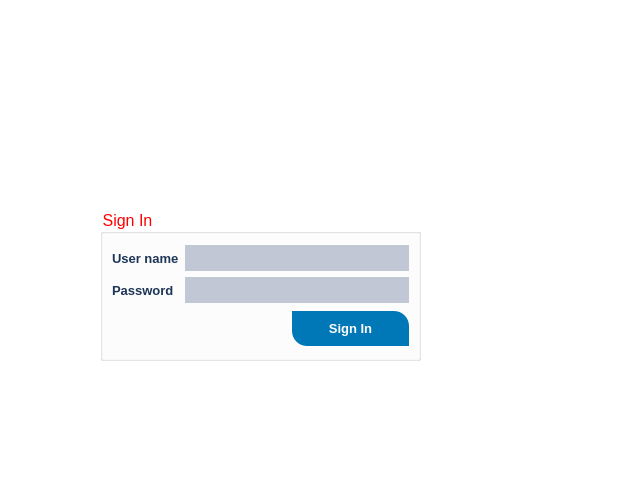
Qt form src/qt/aha/loginwin.ui (katetaylor1993/CSE3311-Project) before a commit.
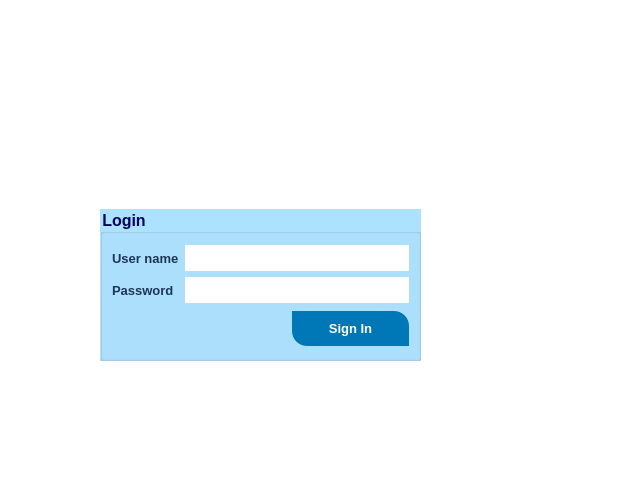
The same form after that commit. Icons and pictures are not drawn.

Patch:
```diff
--- a/src/qt/aha/loginwin.ui
+++ b/src/qt/aha/loginwin.ui
@@ -13,6 +13,9 @@
   <property name="windowTitle">
    <string>Sign in to Aha</string>
   </property>
+  <property name="autoFillBackground">
+   <bool>false</bool>
+  </property>
   <property name="styleSheet">
    <string notr="true">/*Copyright (c) DevSec Studio. All rights reserved.
 
@@ -36,11 +39,15 @@
 OUT OF OR IN CONNECTION WITH THE SOFTWARE OR THE USE OR OTHER DEALINGS IN THE SOFTWARE.
 */
 
+QDialog{
+background-image: url(:/image/image/bg.png);
+}
+
 /*-----QWidget-----*/
 QWidget
 {
-	background-color: #fff;
-	color: red;
+	background-color: #ffffff;
+	color: #023E8A;
 
 }
 
@@ -477,7 +484,7 @@
 }
 </string>
   </property>
-  <widget class="QWidget" name="">
+  <widget class="QWidget" name="layoutWidget">
    <property name="geometry">
     <rect>
      <x>100</x>
@@ -524,474 +531,21 @@
       <property name="font">
        <font>
         <pointsize>12</pointsize>
+        <weight>75</weight>
+        <italic>false</italic>
+        <bold>true</bold>
+        <underline>false</underline>
        </font>
       </property>
       <property name="styleSheet">
-       <string notr="true">/*Copyright (c) DevSec Studio. All rights reserved.
-
-MIT License
-
-Permission is hereby granted, free of charge, to any person obtaining a copy
-of this software and associated documentation files (the &quot;Software&quot;), to deal
-in the Software without restriction, including without limitation the rights
-to use, copy, modify, merge, publish, distribute, sublicense, and/or sell
-copies of the Software, and to permit persons to whom the Software is
-furnished to do so, subject to the following conditions:
-
-The above copyright notice and this permission notice shall be included in all
-copies or substantial portions of the Software.
-
-THE SOFTWARE IS PROVIDED *AS IS*, WITHOUT WARRANTY OF ANY KIND, EXPRESS OR
-IMPLIED, INCLUDING BUT NOT LIMITED TO THE WARRANTIES OF MERCHANTABILITY,
-FITNESS FOR A PARTICULAR PURPOSE AND NONINFRINGEMENT. IN NO EVENT SHALL THE
-AUTHORS OR COPYRIGHT HOLDERS BE LIABLE FOR ANY CLAIM, DAMAGES OR OTHER
-LIABILITY, WHETHER IN AN ACTION OF CONTRACT, TORT OR OTHERWISE, ARISING FROM,
-OUT OF OR IN CONNECTION WITH THE SOFTWARE OR THE USE OR OTHER DEALINGS IN THE SOFTWARE.
-*/
-
-/*-----QWidget-----*/
-QWidget
+       <string notr="true">QGroupBox
 {
-	background-color: #fff;
-	color: red;
-
-}
-
-
-/*-----QLabel-----*/
-QLabel
-{
-	background-color: transparent;
-	color: #1D3557;
-	font-weight: bold;
-	font-size: 13px;
-
-}
-
-
-/*-----QPushButton-----*/
-QPushButton
-{
-	background-color: #0077B6;
-	color: #fff;
-	font-size: 13px;
-	font-weight: bold;
-	border-top-right-radius: 15px;
-	border-top-left-radius: 0px;
-	border-bottom-right-radius: 0px;
-	border-bottom-left-radius: 15px;
-	padding: 10px;
-
-}
-
-
-QPushButton::disabled
-{
-	background-color: #5c5c5c;
-
-}
-
-
-QPushButton::hover
-{
-	background-color: #00B4D8;
-
-}
-
-
-QPushButton::pressed
-{
-	background-color: #023E8A;
-
-}
-
-
-/*-----QCheckBox-----*/
-QCheckBox
-{
-	background-color: transparent;
-	color: #0077B6;
-	font-size: 10px;
-	font-weight: bold;
-	border: none;
-	border-radius: 5px;
-
-}
-
-
-/*-----QCheckBox-----*/
-QCheckBox::indicator
-{
-    background-color: #323232;
-    border: 1px solid darkgray;
-    width: 12px;
-    height: 12px;
-
-}
-
-
-QCheckBox::indicator:checked
-{
-    image:url(&quot;./ressources/check.png&quot;);
-	background-color: #0077B6;
-    border: 1px solid #0077B6;
-
-}
-
-
-QCheckBox::indicator:unchecked:hover
-{
-    border: 1px solid #0077B6;
-
-}
-
-
-QCheckBox::disabled
-{
-	color: #656565;
-
-}
-
-
-QCheckBox::indicator:disabled
-{
-	background-color: #656565;
-	color: #656565;
-    border: 1px solid #656565;
-
-}
-
-
-/*-----QLineEdit-----*/
-QLineEdit
-{
-	background-color: #c2c7d5;
-	color: #2a547f;
-	border: none;
-	padding: 5px;
-
-}
-
-
-/*-----QListView-----*/
-QListView
-{
-	background-color: #0077B6;
-	color: #fff;
-	font-size: 14px;
-	font-weight: bold;
-	show-decoration-selected: 0;
-	border-radius: 4px;
-	padding-left: -15px;
-	padding-right: -15px;
-	padding-top: 5px;
-
-} 
-
-
-QListView:disabled 
-{
-	background-color: #5c5c5c;
-
-}
-
-
-QListView::item
-{
-	background-color: #454e5e;
-	border: none;
-	padding: 10px;
-	border-radius: 0px;
-	padding-left : 10px;
-	height: 32px;
-
-}
-
-
-QListView::item:selected
-{
-	color: #000;
-	background-color: #fff;
-
-}
-
-
-QListView::item:!selected
-{
-	color:white;
-	background-color: transparent;
-	border: none;
-	padding-left : 10px;
-
-}
-
-
-QListView::item:!selected:hover
-{
-	color: #fff;
-	background-color: #00B4D8;
-	border: none;
-	padding-left : 10px;
-
-}
-
-
-/*-----QTreeView-----*/
-QTreeView 
-{
-	background-color: #fff;
-	show-decoration-selected: 0;
-	color: #1D3557;
-
-}
-
-
-QTreeView:disabled
-{
-	background-color: #242526;
-	show-decoration-selected: 0;
-
-}
-
-
-QTreeView::item 
-{
-	border-top-color: transparent;
-	border-bottom-color: transparent;
-
-}
-
-
-QTreeView::item:hover 
-{
-	background-color: #bcbdbb;
-	color: #000;
-
-}
-
-
-QTreeView::item:selected 
-{
-	background-color: #0077B6;
-	color: #fff;
-
-}
-
-
-QTreeView::item:selected:active
-{
-	background-color: #0077B6;
-	color: #fff;
-
-}
-
-
-QTreeView::item:selected:disabled
-{
-	background-color: #525251;
-	color: #656565;
-
-}
-
-
-QTreeView::branch:has-children:!has-siblings:closed,
-QTreeView::branch:closed:has-children:has-siblings 
-{
-	image: url(://tree-closed.png);
-
-}
-
-QTreeView::branch:open:has-children:!has-siblings,
-QTreeView::branch:open:has-children:has-siblings  
-{
-	image: url(://tree-open.png);
-
-}
-
-
-/*-----QTableView &amp; QTableWidget-----*/
-QTableView
-{
-    background-color: #fff;
-	border: 1px solid gray;
-    color: #1D3557;
-    gridline-color: gray;
-    outline : 0;
-
-}
-
-
-QTableView::disabled
-{
-    background-color: #242526;
-    border: 1px solid #32414B;
-    color: #656565;
-    gridline-color: #656565;
-    outline : 0;
-
-}
-
-
-QTableView::item:hover 
-{
-    background-color: #bcbdbb;
-    color: #000;
-
-}
-
-
-QTableView::item:selected 
-{
-	background-color: #0077B6;
-    color: #fff;
-
-}
-
-
-QTableView::item:selected:disabled
-{
-    background-color: #1a1b1c;
-    border: 2px solid #525251;
-    color: #656565;
-
-}
-
-
-QTableCornerButton::section
-{
-	background-color: #ced5e3;
-	border: none;
-    color: #fff;
-
-}
-
-
-QHeaderView::section
-{
-	color: #2a547f;
-	border: 0px;
-	background-color: #ced5e3;
-	padding: 5px;
-
-}
-
-
-QHeaderView::section:disabled
-{
-    background-color: #525251;
-    color: #656565;
-
-}
-
-
-QHeaderView::section:checked
-{
-    color: #fff;
-    background-color: #0077B6;
-
-}
-
-
-QHeaderView::section:checked:disabled
-{
-    color: #656565;
-    background-color: #525251;
-
-}
-
-
-QHeaderView::section::vertical::first,
-QHeaderView::section::vertical::only-one
-{
-    border-top: 1px solid #353635;
-
-}
-
-
-QHeaderView::section::vertical
-{
-    border-top: 1px solid #353635;
-
-}
-
-
-QHeaderView::section::horizontal::first,
-QHeaderView::section::horizontal::only-one
-{
-    border-left: 1px solid #353635;
-
-}
-
-
-QHeaderView::section::horizontal
-{
-    border-left: 1px solid #353635;
-
-}
-
-
-/*-----QScrollBar-----*/
-QScrollBar:horizontal 
-{
-    background-color: transparent;
-    height: 8px;
-    margin: 0px;
-    padding: 0px;
-
-}
-
-
-QScrollBar::handle:horizontal 
-{
-    border: none;
-	min-width: 100px;
-    background-color: #7e92b7;
-
-}
-
-
-QScrollBar::add-line:horizontal, 
-QScrollBar::sub-line:horizontal,
-QScrollBar::add-page:horizontal, 
-QScrollBar::sub-page:horizontal 
-{
-    width: 0px;
-    background-color: #d8dce6;
-
-}
-
-
-QScrollBar:vertical 
-{
-    background-color: transparent;
-    width: 8px;
-    margin: 0;
-
-}
-
-
-QScrollBar::handle:vertical 
-{
-    border: none;
-	min-height: 100px;
-    background-color: #7e92b7;
-
-}
-
-
-QScrollBar::add-line:vertical, 
-QScrollBar::sub-line:vertical,
-QScrollBar::add-page:vertical, 
-QScrollBar::sub-page:vertical 
-{
-    height: 0px;
-    background-color: #d8dce6;
-
-}
-</string>
+	background: #ADE2FF;
+	color: #03045E
+}</string>
       </property>
       <property name="title">
-       <string>Sign In</string>
+       <string>Login</string>
       </property>
       <layout class="QVBoxLayout" name="verticalLayout">
        <item>
@@ -1017,10 +571,23 @@
           </widget>
          </item>
          <item row="0" column="1">
-          <widget class="QLineEdit" name="lineEdit_userName"/>
+          <widget class="QLineEdit" name="lineEdit_userName">
+           <property name="styleSheet">
+            <string notr="true">QLineEdit
+{
+	background: #FFFFFF ;
+}</string>
+           </property>
+          </widget>
          </item>
          <item row="1" column="1">
           <widget class="QLineEdit" name="lineEdit_password">
+           <property name="styleSheet">
+            <string notr="true">QLineEdit
+{
+	background: #FFFFFF ;
+}</string>
+           </property>
            <property name="echoMode">
             <enum>QLineEdit::Password</enum>
            </property>
```
